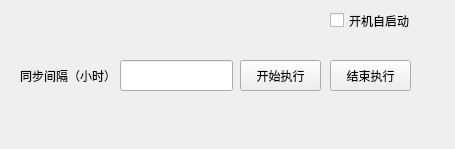
Qt form PyQt/Projects/AutoCloudSync/Forms/MyMainWindow.ui (zhouzhoujack/CS-Learning) before a commit.
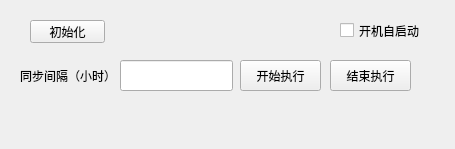
The same form after that commit.

What changed in the file:
```diff
--- a/PyQt/Projects/AutoCloudSync/Forms/MyMainWindow.ui
+++ b/PyQt/Projects/AutoCloudSync/Forms/MyMainWindow.ui
@@ -53,8 +53,8 @@
    <widget class="QCheckBox" name="checkBox">
     <property name="geometry">
      <rect>
-      <x>330</x>
-      <y>10</y>
+      <x>340</x>
+      <y>20</y>
       <width>111</width>
       <height>21</height>
      </rect>
@@ -76,6 +76,19 @@
      <string>结束执行</string>
     </property>
    </widget>
+   <widget class="QPushButton" name="pushButton_3">
+    <property name="geometry">
+     <rect>
+      <x>30</x>
+      <y>20</y>
+      <width>75</width>
+      <height>23</height>
+     </rect>
+    </property>
+    <property name="text">
+     <string>初始化</string>
+    </property>
+   </widget>
   </widget>
  </widget>
  <resources/>
```
